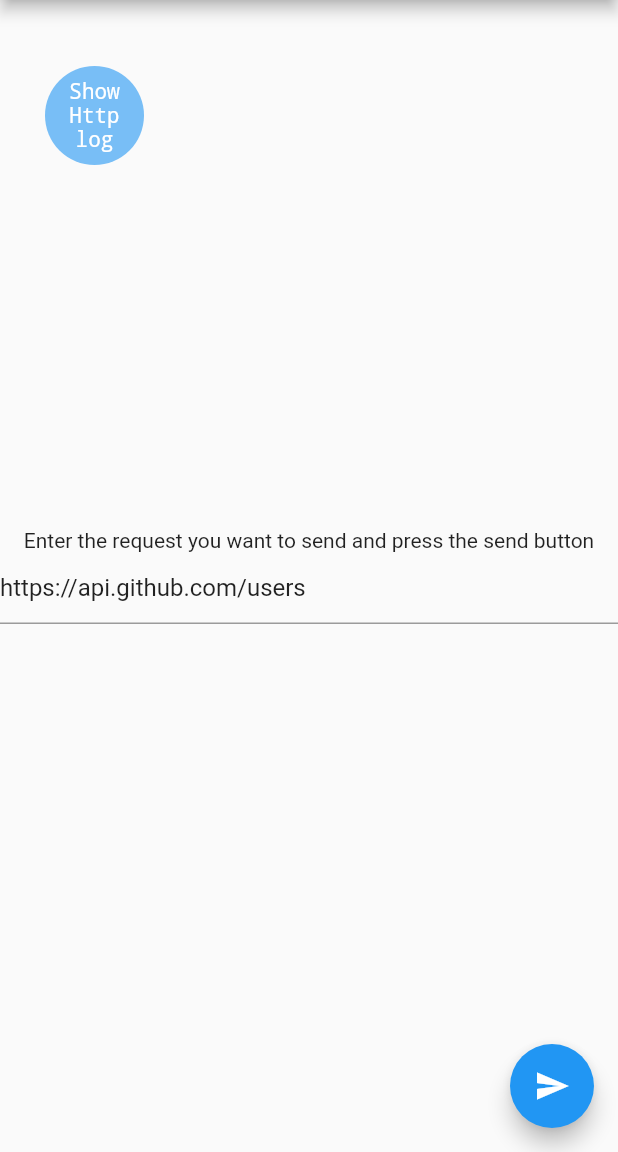
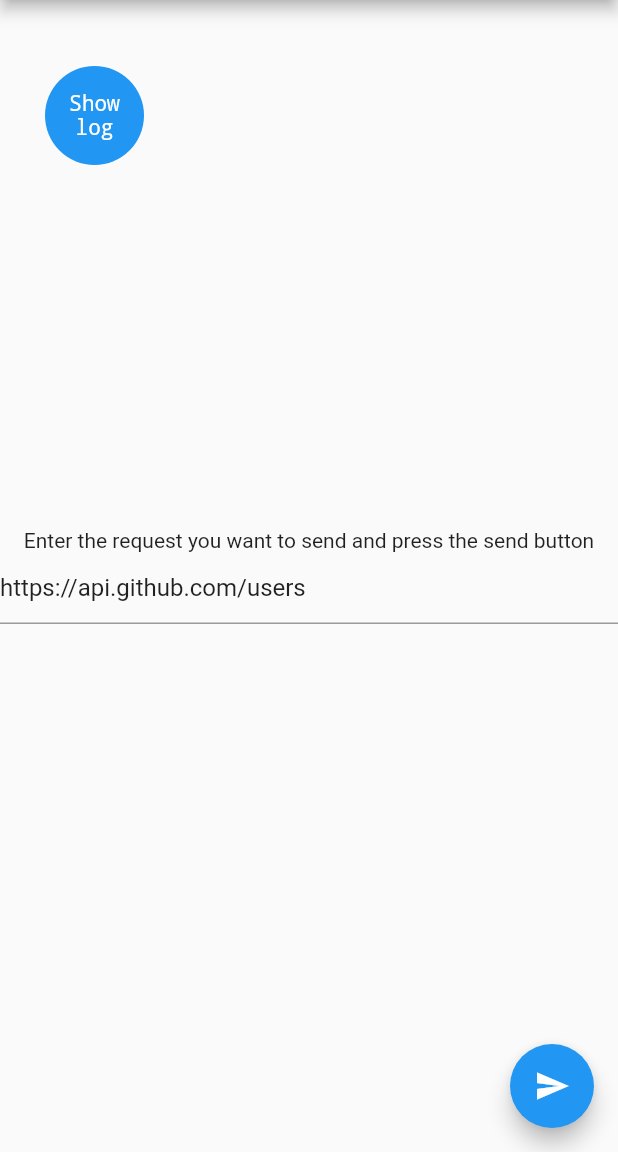
Before and after one commit to toannmdev/gp_dio_log, a Flutter app: the screen it shows after launch, on a phone screen of 412 x 824 dp, the part 84-1236 px from its top. Run offline on Flutter 3.47's test engine with Material 2 defaults, Android fonts, the phone set to English and light mode, and no system bars; our stand-ins replace dio.

Commit message:
chore: update colorBtn opacity

```diff
--- a/lib/overlay_draggable_button.dart
+++ b/lib/overlay_draggable_button.dart
@@ -33,7 +33,7 @@ class DraggableButtonWidget extends StatefulWidget {
   final Color? btnColor;
 
   DraggableButtonWidget({
-    this.title = 'Show Http log',
+    this.title = 'Show log',
     this.onTap,
     this.btnSize = 66,
     this.btnColor,
@@ -69,7 +69,7 @@ class _DraggableButtonWidgetState extends State<DraggableButtonWidget> {
     };
     Widget w;
     Color primaryColor = widget.btnColor ?? Theme.of(context).primaryColor;
-    primaryColor = primaryColor.withOpacity(0.6);
+    // primaryColor = primaryColor.withOpacity(0.6);
     w = GestureDetector(
       onTap: widget.onTap as void Function()? ?? tap,
       onPanUpdate: _dragUpdate,
```
